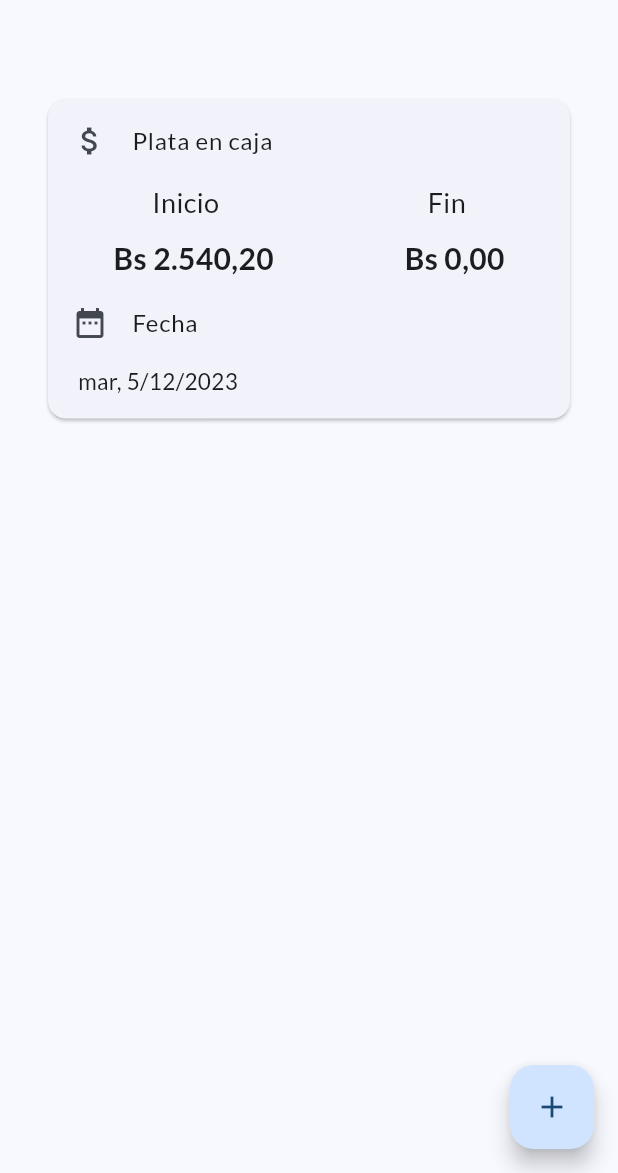
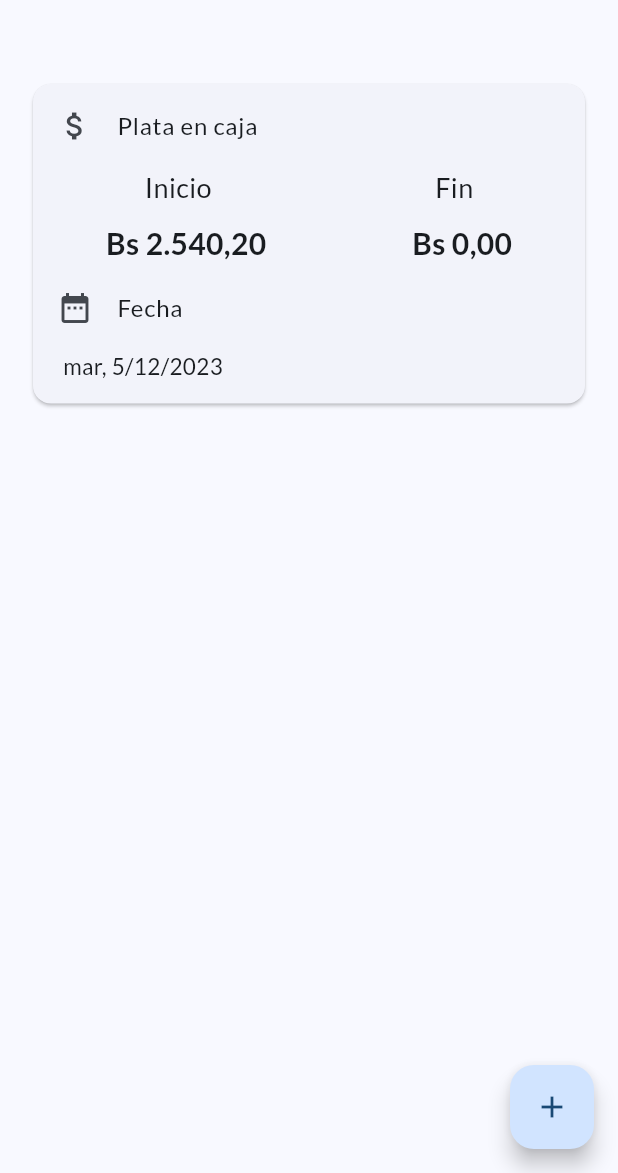
Before and after one commit to Jose20025/arqueo_caja, a Flutter app: the screen it shows after launch, on a phone screen of 412 x 824 dp, the part 63-1236 px from its top. Run offline on Flutter 3.47's test engine with Material 3 defaults, Android fonts, the phone set to English and light mode, and no system bars; our stand-ins replace google_fonts.

Commit message:
changed home_page

```diff
--- a/lib/pages/home_page.dart
+++ b/lib/pages/home_page.dart
@@ -39,7 +39,7 @@ class _HomePageState extends State<HomePage> {
       ),
       body: Center(
         child: Container(
-          margin: const EdgeInsets.all(20),
+          margin: const EdgeInsets.all(10),
           child: ListView.builder(
             itemCount: cashCounts.length,
             itemBuilder: (context, index) {
```
